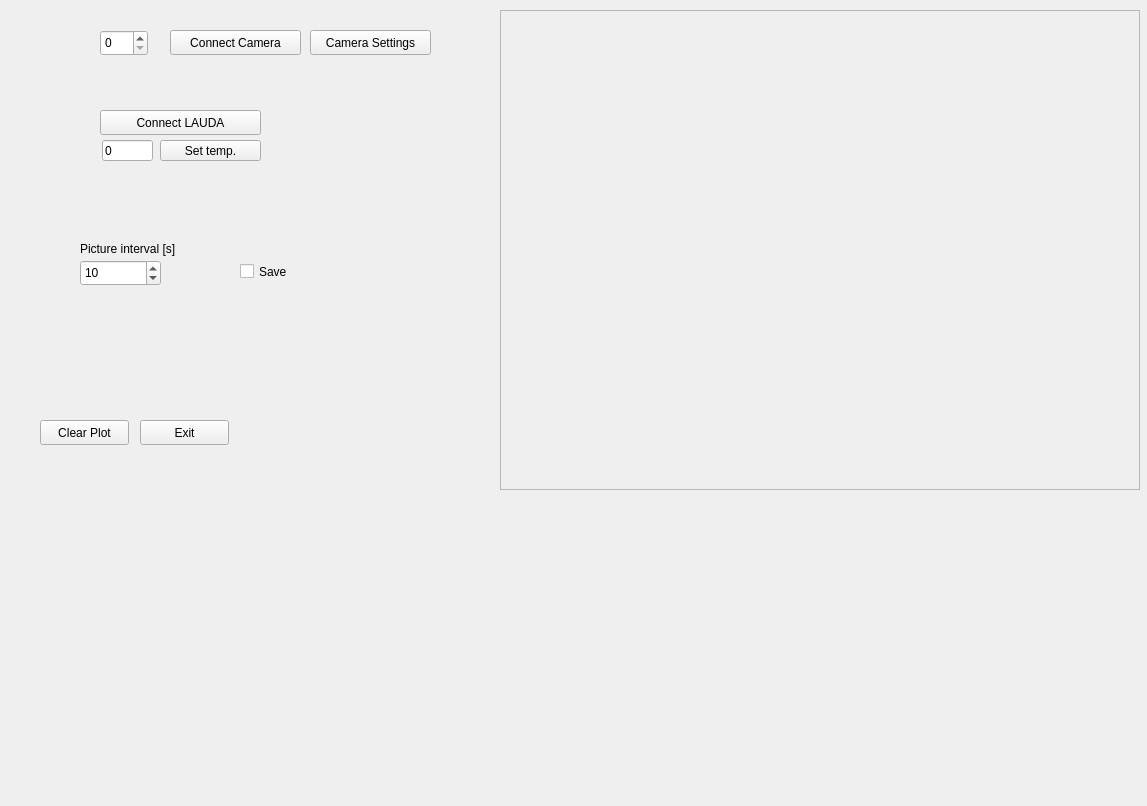
Qt form src/gui/experiment.ui (gfogwill/FrESH) before a commit.
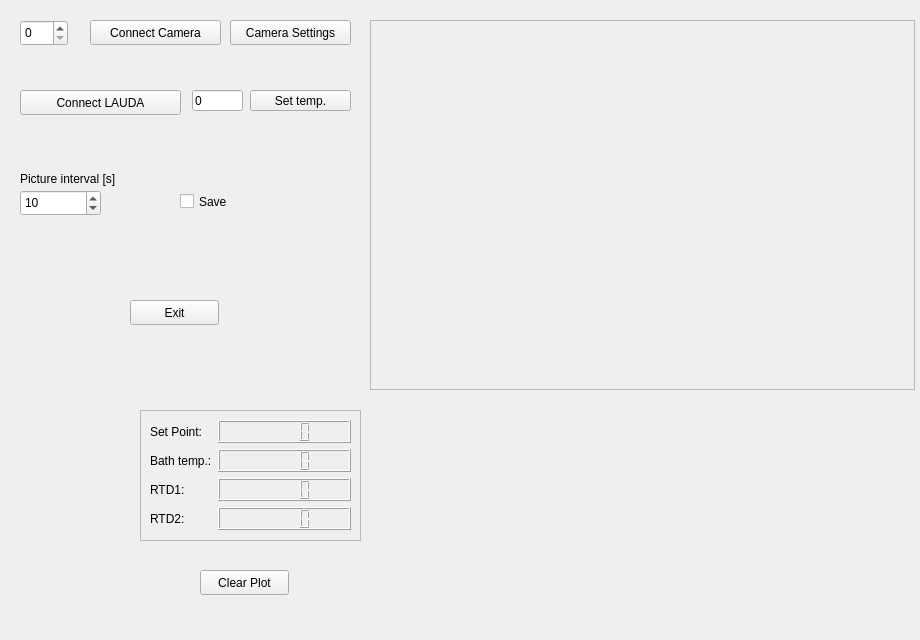
The same form after that commit. Custom widgets are drawn as their Qt base class.

Diff of the .ui file:
```diff
--- a/src/gui/experiment.ui
+++ b/src/gui/experiment.ui
@@ -6,8 +6,8 @@
    <rect>
     <x>0</x>
     <y>0</y>
-    <width>1147</width>
-    <height>806</height>
+    <width>920</width>
+    <height>640</height>
    </rect>
   </property>
   <property name="sizePolicy">
@@ -23,18 +23,18 @@
    <widget class="PlotWidget" name="graphWidget" native="true">
     <property name="geometry">
      <rect>
-      <x>10</x>
-      <y>500</y>
-      <width>1131</width>
-      <height>281</height>
+      <x>370</x>
+      <y>400</y>
+      <width>541</width>
+      <height>231</height>
      </rect>
     </property>
    </widget>
    <widget class="QLineEdit" name="temp_set">
     <property name="geometry">
      <rect>
-      <x>102</x>
-      <y>140</y>
+      <x>192</x>
+      <y>90</y>
       <width>51</width>
       <height>21</height>
      </rect>
@@ -46,8 +46,8 @@
    <widget class="QPushButton" name="connectVideoButton">
     <property name="geometry">
      <rect>
-      <x>170</x>
-      <y>30</y>
+      <x>90</x>
+      <y>20</y>
       <width>131</width>
       <height>25</height>
      </rect>
@@ -59,8 +59,8 @@
    <widget class="QPushButton" name="exitButton">
     <property name="geometry">
      <rect>
-      <x>140</x>
-      <y>420</y>
+      <x>130</x>
+      <y>300</y>
       <width>89</width>
       <height>25</height>
      </rect>
@@ -72,8 +72,8 @@
    <widget class="QPushButton" name="clearPlotButton">
     <property name="geometry">
      <rect>
-      <x>40</x>
-      <y>420</y>
+      <x>200</x>
+      <y>570</y>
       <width>89</width>
       <height>25</height>
      </rect>
@@ -85,10 +85,10 @@
    <widget class="QFrame" name="frameVideo">
     <property name="geometry">
      <rect>
-      <x>500</x>
-      <y>10</y>
-      <width>640</width>
-      <height>480</height>
+      <x>370</x>
+      <y>20</y>
+      <width>545</width>
+      <height>370</height>
      </rect>
     </property>
     <property name="frameShape">
@@ -100,10 +100,10 @@
     <widget class="QLabel" name="videoLabel">
      <property name="geometry">
       <rect>
-       <x>0</x>
-       <y>0</y>
-       <width>640</width>
-       <height>480</height>
+       <x>10</x>
+       <y>10</y>
+       <width>525</width>
+       <height>350</height>
       </rect>
      </property>
      <property name="text">
@@ -114,8 +114,8 @@
    <widget class="QPushButton" name="setTempButton">
     <property name="geometry">
      <rect>
-      <x>160</x>
-      <y>140</y>
+      <x>250</x>
+      <y>90</y>
       <width>101</width>
       <height>21</height>
      </rect>
@@ -127,8 +127,8 @@
    <widget class="QPushButton" name="videoSettingsButton">
     <property name="geometry">
      <rect>
-      <x>310</x>
-      <y>30</y>
+      <x>230</x>
+      <y>20</y>
       <width>121</width>
       <height>25</height>
      </rect>
@@ -140,8 +140,8 @@
    <widget class="QPushButton" name="connectLAUDAButton">
     <property name="geometry">
      <rect>
-      <x>100</x>
-      <y>110</y>
+      <x>20</x>
+      <y>90</y>
       <width>161</width>
       <height>25</height>
      </rect>
@@ -153,8 +153,8 @@
    <widget class="QSpinBox" name="cameraID">
     <property name="geometry">
      <rect>
-      <x>100</x>
-      <y>30</y>
+      <x>20</x>
+      <y>20</y>
       <width>48</width>
       <height>26</height>
      </rect>
@@ -163,8 +163,8 @@
    <widget class="QCheckBox" name="saveCheckBox">
     <property name="geometry">
      <rect>
-      <x>240</x>
-      <y>260</y>
+      <x>180</x>
+      <y>190</y>
       <width>92</width>
       <height>23</height>
      </rect>
@@ -176,8 +176,8 @@
    <widget class="QLabel" name="label_2">
     <property name="geometry">
      <rect>
-      <x>80</x>
-      <y>240</y>
+      <x>20</x>
+      <y>170</y>
       <width>161</width>
       <height>17</height>
      </rect>
@@ -189,8 +189,8 @@
    <widget class="QSpinBox" name="pictureIntervalSpinBox">
     <property name="geometry">
      <rect>
-      <x>80</x>
-      <y>260</y>
+      <x>20</x>
+      <y>190</y>
       <width>81</width>
       <height>26</height>
      </rect>
@@ -205,6 +205,74 @@
      <number>10</number>
     </property>
    </widget>
+   <widget class="QFrame" name="frame">
+    <property name="geometry">
+     <rect>
+      <x>140</x>
+      <y>410</y>
+      <width>221</width>
+      <height>131</height>
+     </rect>
+    </property>
+    <property name="frameShape">
+     <enum>QFrame::StyledPanel</enum>
+    </property>
+    <property name="frameShadow">
+     <enum>QFrame::Raised</enum>
+    </property>
+    <widget class="QWidget" name="formLayoutWidget">
+     <property name="geometry">
+      <rect>
+       <x>10</x>
+       <y>10</y>
+       <width>201</width>
+       <height>112</height>
+      </rect>
+     </property>
+     <layout class="QFormLayout" name="formLayout">
+      <item row="0" column="1">
+       <widget class="QLCDNumber" name="lcdSP"/>
+      </item>
+      <item row="1" column="1">
+       <widget class="QLCDNumber" name="lcdBT"/>
+      </item>
+      <item row="2" column="0">
+       <widget class="QLabel" name="label_4">
+        <property name="text">
+         <string>RTD1:</string>
+        </property>
+       </widget>
+      </item>
+      <item row="2" column="1">
+       <widget class="QLCDNumber" name="lcdRTD1"/>
+      </item>
+      <item row="3" column="0">
+       <widget class="QLabel" name="label_5">
+        <property name="text">
+         <string>RTD2:</string>
+        </property>
+       </widget>
+      </item>
+      <item row="3" column="1">
+       <widget class="QLCDNumber" name="lcdRTD2"/>
+      </item>
+      <item row="1" column="0">
+       <widget class="QLabel" name="label">
+        <property name="text">
+         <string>Bath temp.:</string>
+        </property>
+       </widget>
+      </item>
+      <item row="0" column="0">
+       <widget class="QLabel" name="label_3">
+        <property name="text">
+         <string>Set Point:</string>
+        </property>
+       </widget>
+      </item>
+     </layout>
+    </widget>
+   </widget>
    <zorder>frameVideo</zorder>
    <zorder>graphWidget</zorder>
    <zorder>temp_set</zorder>
```
Left out of the diff: 1 changed line with no effect on the pictures.
